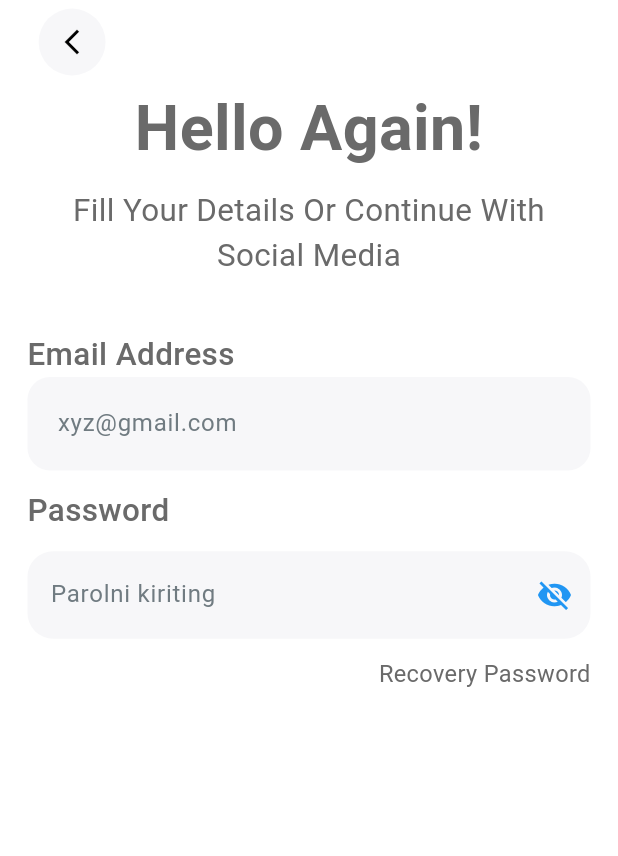
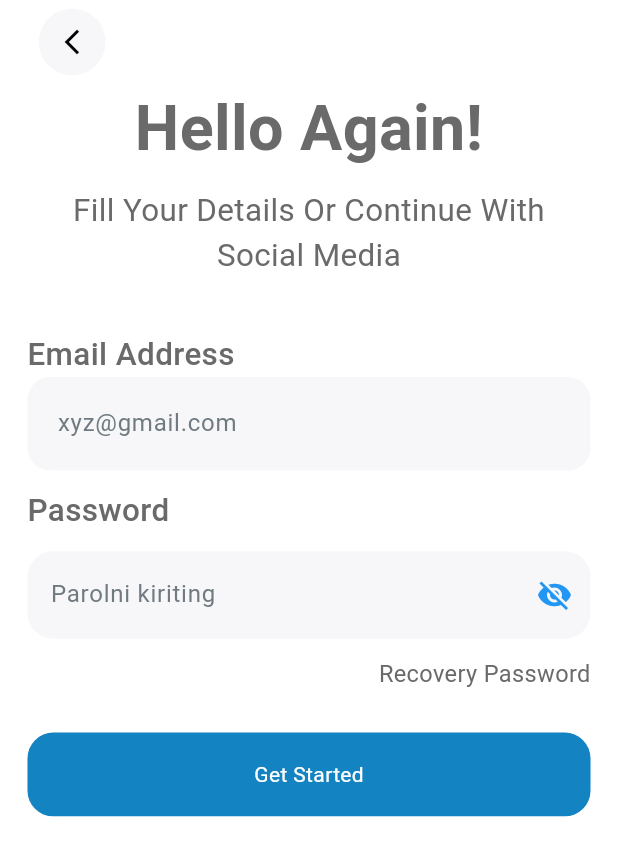
Before and after one commit to jaloliddinmirzo/nIke_app, a Flutter app: the screen it shows after launch, on a phone screen of 412 x 824 dp. Shown: the top 856 px of the screen. Run offline on Flutter 3.47's test engine with Material 3 defaults, Android fonts, the phone set to English and light mode, and no system bars; our stand-ins replace flutter_screenutil.

Commit message:
new push button make

```diff
--- a/lib/screens/home_Screen.dart
+++ b/lib/screens/home_Screen.dart
@@ -1,7 +1,6 @@
 import 'package:flutter/material.dart';
 import 'package:online_course/utils/app_colors.dart';
 import 'package:flutter_screenutil/flutter_screenutil.dart';
-import 'package:online_course/widgets/content.dart';
 import 'package:online_course/widgets/content_sigin.dart';
 
 class HomePage extends StatefulWidget {
--- a/lib/widgets/button_push.dart
+++ b/lib/widgets/button_push.dart
@@ -1,21 +1,40 @@
 import 'package:flutter/material.dart';
+// import 'package:online_course/utils/app_colors.dart';
+import 'package:flutter_screenutil/flutter_screenutil.dart';
 import 'package:online_course/utils/app_colors.dart';
-import 'package:flutter_screenutil/flutter_screenutil.dart';
 
 class ButtonPush extends StatelessWidget {
-  final String text;
+  final text;
+  final Color color;
+  final Color textColor;
   const ButtonPush({
-    super.key, required this.text,
+    super.key,
+    this.text,
+    this.color = AppColors.main_Color,
+    this.textColor = AppColors.white_Color,
   });
 
   @override
-  Widget build(BuildContext context) {
-    return Container(
-      decoration: BoxDecoration(
-          color: AppColors.main_Color,
-          borderRadius: BorderRadius.circular(15.r)),
-      padding: EdgeInsets.symmetric(vertical: 15.h, horizontal: 40.w),
-      child: Text(text),
+  Widget build(
+    BuildContext context,
+  ) {
+    return GestureDetector(
+      onTap: () {
+
+      },
+      child: Container(
+        width: double.infinity,
+        alignment: Alignment.center,
+        decoration: BoxDecoration(
+            color: color, borderRadius: BorderRadius.circular(15.r)),
+        padding: EdgeInsets.symmetric(
+          vertical: 15.h,
+        ),
+        child: Text(
+          "Get Started",
+          style: TextStyle(color: textColor),
+        ),
+      ),
     );
   }
 }
--- a/lib/widgets/content_sigin.dart
+++ b/lib/widgets/content_sigin.dart
@@ -1,6 +1,8 @@
 import 'package:flutter/material.dart';
 import 'package:flutter_screenutil/flutter_screenutil.dart';
 import 'package:online_course/utils/app_colors.dart';
+import 'package:online_course/widgets/button_push.dart';
+import 'package:online_course/widgets/inputs/custom_text_field.dart';
 import 'package:online_course/widgets/inputs/password_input.dart';
 import 'package:online_course/widgets/texts.dart';
 
@@ -54,37 +56,16 @@ class _ContentSiginState extends State<ContentSigin> {
             children: [
               Sub_text(text: "Recovery Password", size: 12.sp),
             ],
-          )
+          ),
+          SizedBox(
+            height: 24.h,
+          ),
+          ButtonPush(
+            text: "Sign In",
+            // color: AppColors.white_Color,
+          ),
         ],
       ),
     );
   }
 }
-
-class CustomTextField extends StatelessWidget {
-  final String hintText;
-  final TextInputType keyboardType;
-
-  CustomTextField({
-    required this.hintText,
-    this.keyboardType = TextInputType.text,
-  });
-
-  @override
-  Widget build(BuildContext context) {
-    return TextField(
-      decoration: InputDecoration(
-        contentPadding: EdgeInsets.symmetric(horizontal: 14.w, vertical: 16.h),
-        hintText: hintText,
-        hintStyle:
-            TextStyle(color: AppColors.input_text_Color, fontSize: 14.sp),
-        border: OutlineInputBorder(
-            borderRadius: BorderRadius.circular(15),
-            borderSide: BorderSide.none),
-        filled: true,
-        fillColor: Color(0xffF7F7F9),
-      ),
-      keyboardType: keyboardType,
-    );
-  }
-}
--- /dev/null
+++ b/lib/widgets/inputs/custom_text_field.dart
@@ -0,0 +1,32 @@
+
+import 'package:flutter/material.dart';
+import 'package:flutter_screenutil/flutter_screenutil.dart';
+import 'package:online_course/utils/app_colors.dart';
+
+class CustomTextField extends StatelessWidget {
+  final String hintText;
+  final TextInputType keyboardType;
+
+  CustomTextField({
+    required this.hintText,
+    this.keyboardType = TextInputType.text,
+  });
+
+  @override
+  Widget build(BuildContext context) {
+    return TextField(
+      decoration: InputDecoration(
+        contentPadding: EdgeInsets.symmetric(horizontal: 14.w, vertical: 16.h),
+        hintText: hintText,
+        hintStyle:
+            TextStyle(color: AppColors.input_text_Color, fontSize: 14.sp),
+        border: OutlineInputBorder(
+            borderRadius: BorderRadius.circular(15),
+            borderSide: BorderSide.none),
+        filled: true,
+        fillColor: Color(0xffF7F7F9),
+      ),
+      keyboardType: keyboardType,
+    );
+  }
+}
```
